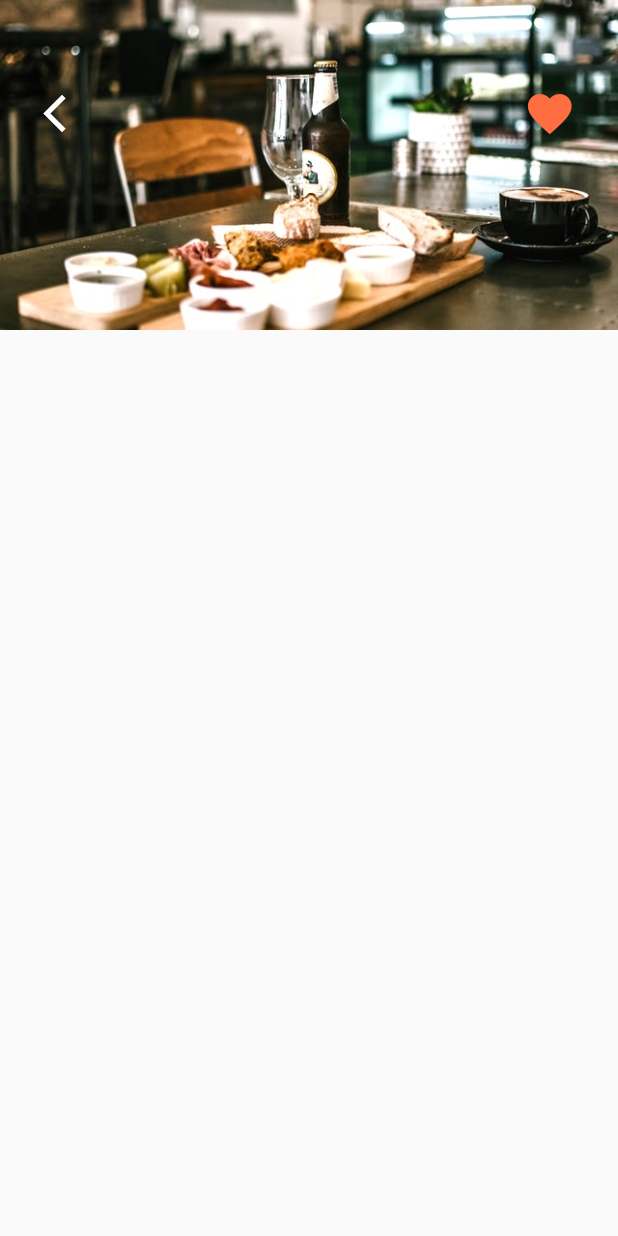
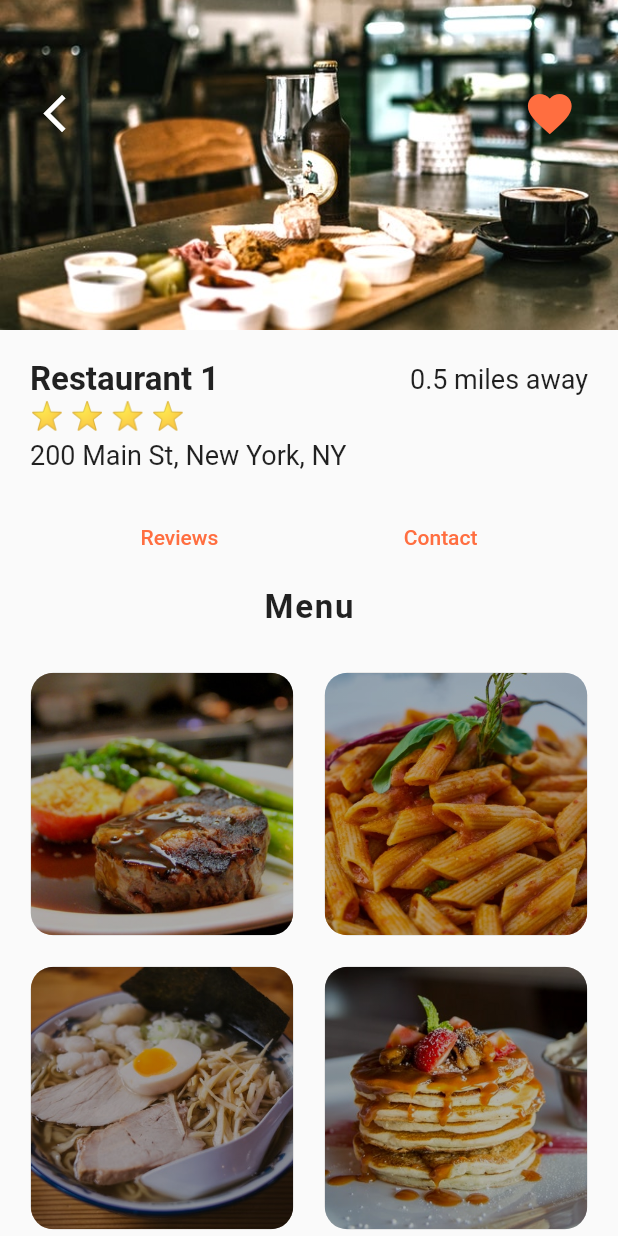
Before and after one commit to alexandrecyano/Food-Delivery-App-UI, a Flutter app: the screen it shows after launch, after a tap on "Restaurant 1", on a phone screen of 412 x 824 dp. Run offline on Flutter 3.47's test engine with Material 2 defaults, Android fonts, the phone set to English and light mode, and no system bars.

Commit message:
_buildMenuItem Container

```diff
--- a/lib/screens/restaurant_screen.dart
+++ b/lib/screens/restaurant_screen.dart
@@ -1,5 +1,7 @@
 import 'package:flutter/material.dart';
+import 'package:food_delivery_app_ui/models/food.dart';
 import 'package:food_delivery_app_ui/models/restaurant.dart';
+import 'package:food_delivery_app_ui/widgets/ratings_stars.dart';
 
 class RestaurantScreen extends StatefulWidget {
   final Restaurant restaurant;
@@ -11,6 +13,44 @@ class RestaurantScreen extends StatefulWidget {
 }
 
 class _RestaurantScreenState extends State<RestaurantScreen> {
+  _buildMenuItem(Food menuItem) {
+    return Center(
+      child: Stack(
+        alignment: Alignment.center,
+        children: <Widget>[
+          Container(
+            height: 175.0,
+            width: 175,
+            decoration: BoxDecoration(
+              image: DecorationImage(
+                image: AssetImage(menuItem.imageUrl),
+                fit: BoxFit.cover,
+              ),
+              borderRadius: BorderRadius.circular(15.0),
+            ),
+          ),
+          Container(
+            height: 175.0,
+            width: 175.0,
+            decoration: BoxDecoration(
+              borderRadius: BorderRadius.circular(15.0),
+              gradient: LinearGradient(
+                begin: Alignment.topRight,
+                end: Alignment.bottomLeft,
+                colors: [
+                  Colors.black.withOpacity(0.3),
+                  Colors.black.withOpacity(0.3),
+                  Colors.black.withOpacity(0.3),
+                  Colors.black.withOpacity(0.3),
+                ],
+              ),
+            ),
+          ),
+        ],
+      ),
+    );
+  }
+
   @override
   Widget build(BuildContext context) {
     return Scaffold(
@@ -49,6 +89,88 @@ class _RestaurantScreenState extends State<RestaurantScreen> {
               ),
             ],
           ),
+          Padding(
+            padding: EdgeInsets.all(20.0),
+            child: Column(
+              crossAxisAlignment: CrossAxisAlignment.start,
+              children: <Widget>[
+                Row(
+                  mainAxisAlignment: MainAxisAlignment.spaceBetween,
+                  children: <Widget>[
+                    Text(
+                      widget.restaurant.name,
+                      style: TextStyle(
+                        fontSize: 22.0,
+                        fontWeight: FontWeight.w600,
+                      ),
+                    ),
+                    Text(
+                      '0.5 miles away',
+                      style: TextStyle(fontSize: 18.0),
+                    ),
+                  ],
+                ),
+                RatingStars(widget.restaurant.rating),
+                SizedBox(height: 6.0),
+                Text(
+                  widget.restaurant.address,
+                  style: TextStyle(fontSize: 18.0),
+                ),
+              ],
+            ),
+          ),
+          Row(
+            mainAxisAlignment: MainAxisAlignment.spaceEvenly,
+            children: <Widget>[
+              TextButton(
+                style: TextButton.styleFrom(
+                  padding: EdgeInsets.symmetric(horizontal: 30.0),
+                  primary: Theme.of(context).primaryColor,
+                  shape: RoundedRectangleBorder(
+                    borderRadius: BorderRadius.circular(10.0),
+                  ),
+                ),
+                child: Text('Reviews'),
+                onPressed: () {},
+              ),
+              TextButton(
+                style: TextButton.styleFrom(
+                  padding: EdgeInsets.symmetric(horizontal: 30.0),
+                  primary: Theme.of(context).primaryColor,
+                  shape: RoundedRectangleBorder(
+                    borderRadius: BorderRadius.circular(10.0),
+                  ),
+                ),
+                onPressed: () {},
+                child: Text('Contact'),
+              ),
+            ],
+          ),
+          SizedBox(height: 10.0),
+          Center(
+            child: Text(
+              'Menu',
+              style: TextStyle(
+                fontSize: 22.0,
+                fontWeight: FontWeight.w600,
+                letterSpacing: 1.2,
+              ),
+            ),
+          ),
+          SizedBox(height: 10.0),
+          Expanded(
+            child: GridView.count(
+              padding: EdgeInsets.all(10.0),
+              crossAxisCount: 2,
+              children: List.generate(
+                widget.restaurant.menu.length,
+                (index) {
+                  Food food = widget.restaurant.menu[index];
+                  return _buildMenuItem(food);
+                },
+              ),
+            ),
+          ),
         ],
       ),
     );
```
